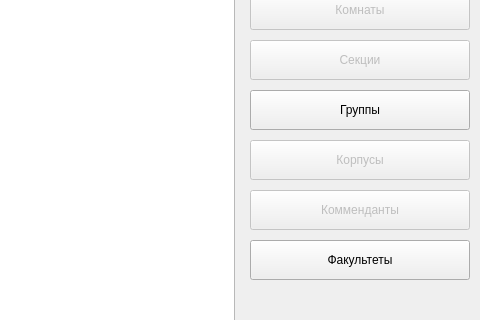
Before: the Qt Designer form project/main.ui in DragonX86/hostel_db, drawn with Qt 5; both pictures show x 550 to 1030 and y 160 to 480 of the 1030 by 600 pixel window.
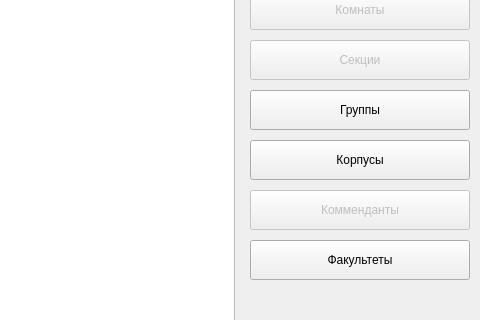
After: the same form once the commit is applied.

The edit to the form file:
```diff
--- a/project/main.ui
+++ b/project/main.ui
@@ -183,7 +183,7 @@
    </widget>
    <widget class="QPushButton" name="building_button">
     <property name="enabled">
-     <bool>false</bool>
+     <bool>true</bool>
     </property>
     <property name="geometry">
      <rect>
```
